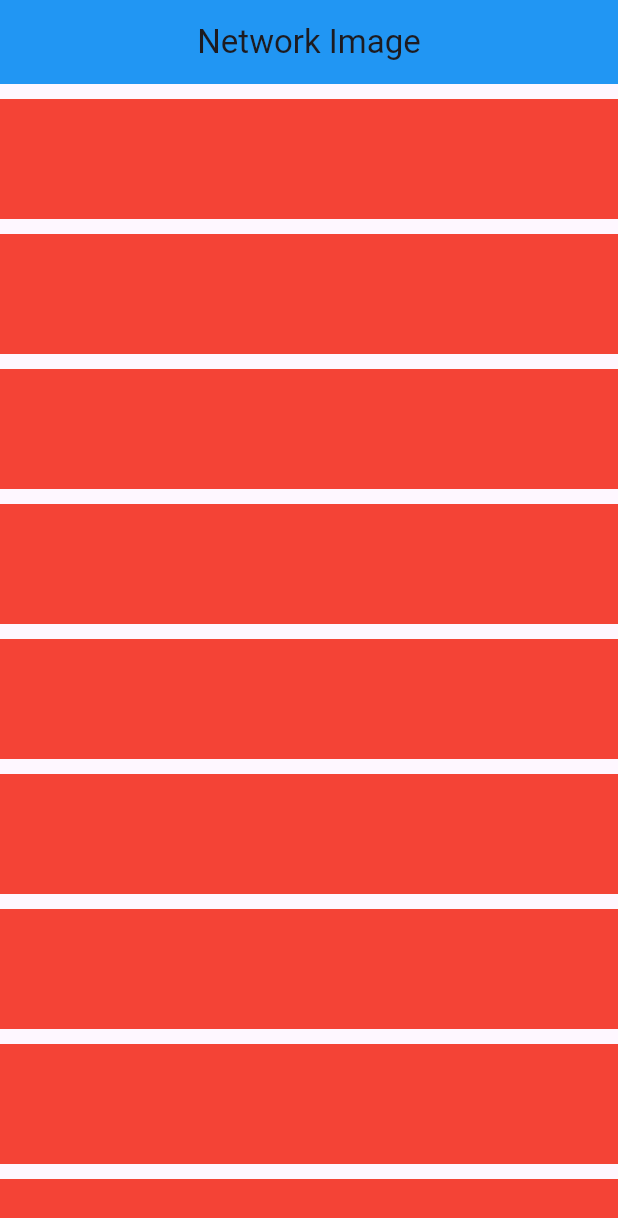
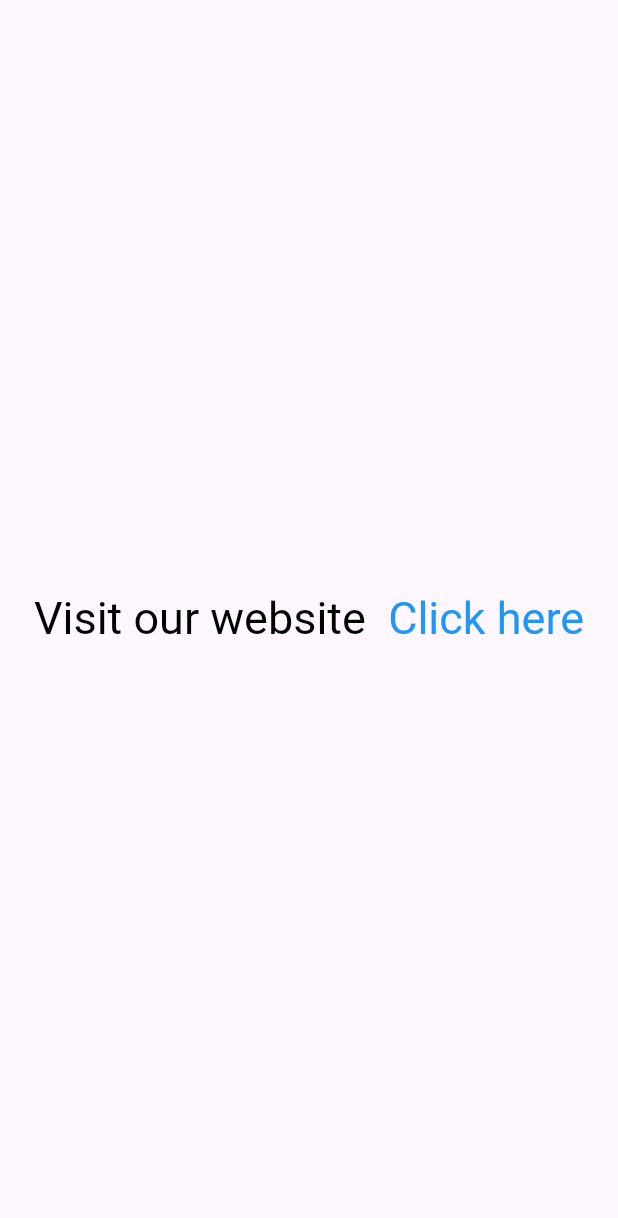
Before and after one commit to waliullah8328/new_project, a Flutter app: the screen it shows after launch, on a phone screen of 412 x 824 dp. Shown: the top 1218 px of the screen. Run offline on Flutter 3.47's test engine with Material 3 defaults, Android fonts, the phone set to English and light mode, and no system bars.

Commit message:
module 10 class 11 update

```diff
--- /dev/null
+++ b/lib/Module 10 class 11/class11.dart
@@ -0,0 +1,115 @@
+import 'package:flutter/material.dart';
+
+class ClassElevenScreen extends StatefulWidget {
+  const ClassElevenScreen({super.key});
+
+  @override
+  State<ClassElevenScreen> createState() => _ClassElevenScreenState();
+}
+
+class _ClassElevenScreenState extends State<ClassElevenScreen> {
+
+  List list = [
+    "https://i.ibb.co/WtRMfJt/10-Online-Admission.webp",
+    "https://i.ibb.co/HH78S1J/3-Pattern-Design-CAD.webp",
+    "https://i.ibb.co/P407CHQ/2-Apparel-Merchandising.jpg",
+    "https://i.ibb.co/KG2YnDF/5ef49e586d7185001d72ec96.jpg",
+    "https://i.ibb.co/k2p3hDC/1-Fashion-Design.jpg",
+    "https://i.ibb.co/2Wy2LRR/Fashion-Design-10-copy.jpg",
+    "https://i.ibb.co/xsNfvNg/FAJ2387.jpg",
+    "https://i.ibb.co/bLsDFW9/3.jpg",
+    "https://i.ibb.co/gt4FcT2/9-Lather-Design.jpg"
+  ];
+
+  @override
+  Widget build(BuildContext context) {
+
+
+    // List View Builder
+
+    return SafeArea(
+      child: Scaffold(
+        body:
+
+          Center(
+            child: RichText(text: TextSpan(
+              children: [
+                TextSpan(text: "Visit our website",style: TextStyle(color: Colors.black,fontSize: 30)),
+                TextSpan(text: "  Click here",style: TextStyle(color: Colors.blue,fontSize: 30))
+              ]
+            )),
+          ),
+
+          // stack
+        /*
+        Stack(
+          children: [
+            Container(
+              height: 500,
+              width: double.infinity,
+              color: Colors.red,
+            ),
+            Container(
+                height: 400,
+                width: 250,
+                color: Colors.yellow
+
+            ),
+            Container(
+                height: 300,
+                width: 200,
+                color: Colors.orange
+
+            ),
+          ],
+        )
+            */
+
+
+            // GridView.builder
+         /* GridView.builder(
+            itemCount: list.length,
+              scrollDirection: Axis.horizontal,
+              gridDelegate: SliverGridDelegateWithFixedCrossAxisCount(crossAxisCount: 2),
+              itemBuilder: (context, index) {
+                return Padding(
+                  padding: const EdgeInsets.all(8.0),
+                  child: Image.network(list[index],fit: BoxFit.fill,),
+                );
+              },)*/
+
+
+          // Listview.separtor
+        /*
+        ListView.separated(
+            itemBuilder: (context, index) {
+              return Image.network(list[index]);
+            },
+            separatorBuilder: (context, index) {
+              return Center(child: Text("Image"));
+            },
+            itemCount: list.length)
+            */
+
+        // listView.builder
+       /* ListView.builder(
+          itemCount: list.length,
+
+          itemBuilder: (context, index) {
+              return Column(
+                children: [
+                  Image.network(list[index]),
+                  const SizedBox(height: 10,),
+
+                ],
+              );
+            },),*/
+
+      ),
+    );
+
+
+
+
+  }
+}
--- a/lib/main.dart
+++ b/lib/main.dart
@@ -1,6 +1,7 @@
 import 'package:flutter/material.dart';
 import 'package:new_project/module_10/home_screen.dart';
 
+import 'Module 10 class 11/class11.dart';
 import 'column_row.dart';
 
 void main() {
@@ -15,7 +16,7 @@ class MyApp extends StatelessWidget {
   Widget build(BuildContext context) {
     return const MaterialApp(
       debugShowCheckedModeBanner: false,
-      home: HomeScreen(),
+      home: ClassElevenScreen(),
     );
   }
 }
```
